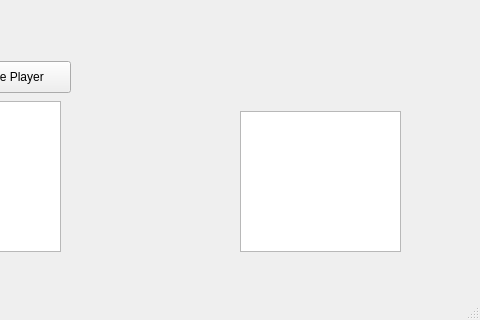
maurawinstanley/candyland, file boardwindow.ui: the form before one commit; both pictures show x 290 to 770 and y 496 to 816 of the 770 by 816 pixel window.
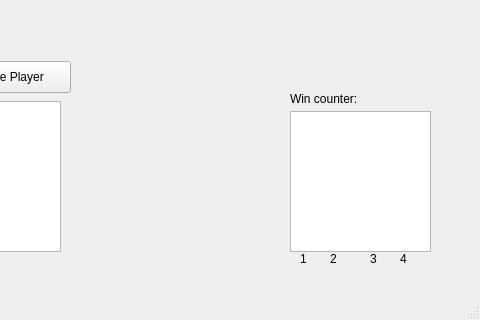
The form after the commit.

Commit message: Added labels around graph

```diff
--- a/boardwindow.ui
+++ b/boardwindow.ui
@@ -131,9 +131,9 @@
    <widget class="QGraphicsView" name="graphicsView_2">
     <property name="geometry">
      <rect>
-      <x>530</x>
+      <x>580</x>
       <y>590</y>
-      <width>161</width>
+      <width>141</width>
       <height>141</height>
      </rect>
     </property>
@@ -187,6 +187,71 @@
      <string>Reset</string>
     </property>
    </widget>
+   <widget class="QLabel" name="label_2">
+    <property name="geometry">
+     <rect>
+      <x>580</x>
+      <y>570</y>
+      <width>91</width>
+      <height>16</height>
+     </rect>
+    </property>
+    <property name="text">
+     <string>Win counter:</string>
+    </property>
+   </widget>
+   <widget class="QLabel" name="label_3">
+    <property name="geometry">
+     <rect>
+      <x>590</x>
+      <y>730</y>
+      <width>16</width>
+      <height>16</height>
+     </rect>
+    </property>
+    <property name="text">
+     <string>1</string>
+    </property>
+   </widget>
+   <widget class="QLabel" name="label_4">
+    <property name="geometry">
+     <rect>
+      <x>620</x>
+      <y>730</y>
+      <width>16</width>
+      <height>16</height>
+     </rect>
+    </property>
+    <property name="text">
+     <string>2</string>
+    </property>
+   </widget>
+   <widget class="QLabel" name="label_5">
+    <property name="geometry">
+     <rect>
+      <x>660</x>
+      <y>730</y>
+      <width>16</width>
+      <height>16</height>
+     </rect>
+    </property>
+    <property name="text">
+     <string>3</string>
+    </property>
+   </widget>
+   <widget class="QLabel" name="label_6">
+    <property name="geometry">
+     <rect>
+      <x>690</x>
+      <y>730</y>
+      <width>16</width>
+      <height>16</height>
+     </rect>
+    </property>
+    <property name="text">
+     <string>4</string>
+    </property>
+   </widget>
   </widget>
   <widget class="QMenuBar" name="menuBar">
    <property name="geometry">
```
